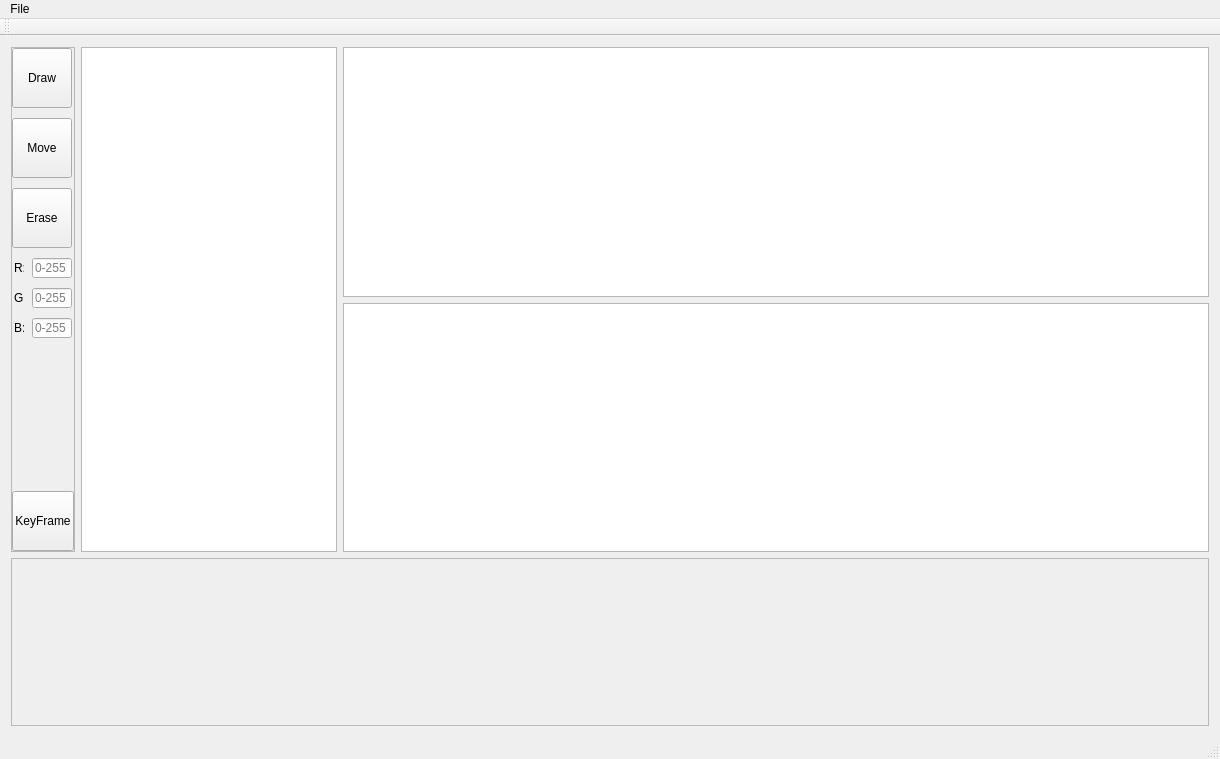
Above: mainwindow.ui from unrelentingfox/TowerAnimator-cs383 before the change. Below: the same form after it.
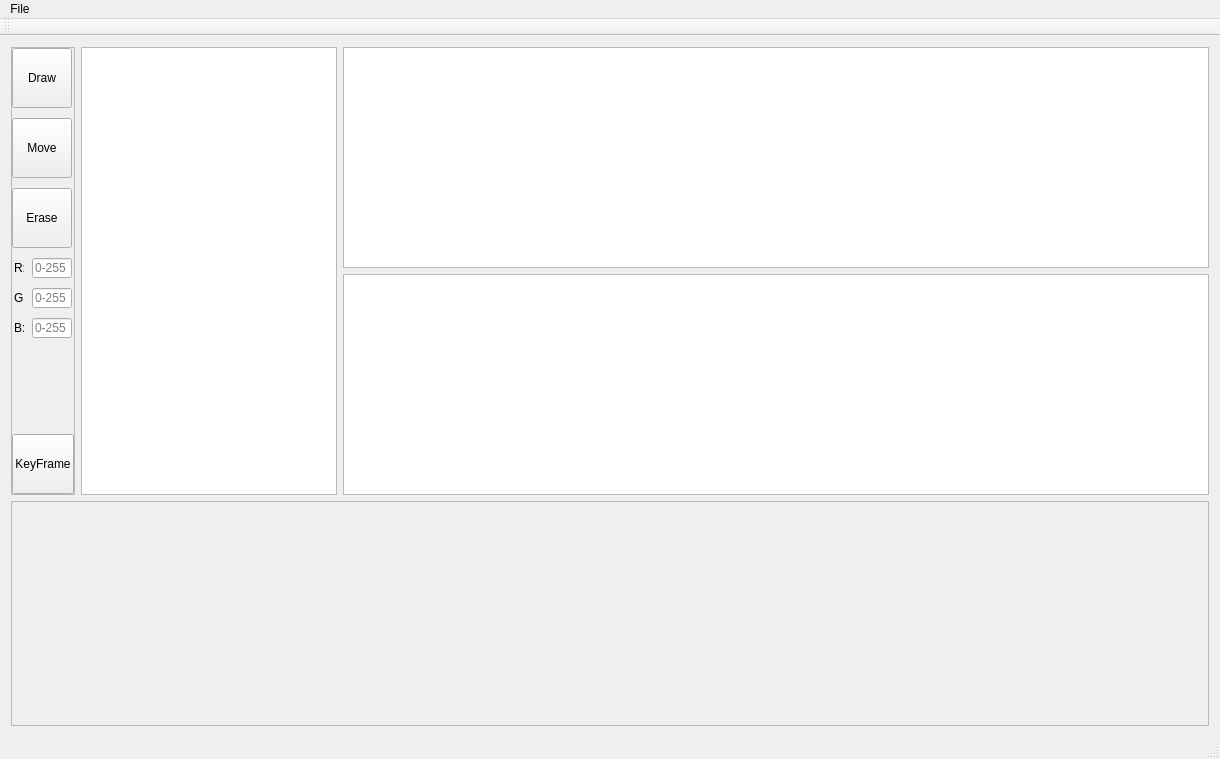
That is the form after the change. Custom widgets are drawn as their Qt base class.

Diff of the .ui file:
```diff
--- a/mainwindow.ui
+++ b/mainwindow.ui
@@ -299,6 +299,12 @@
      <layout class="QVBoxLayout" name="timeLineLayout">
       <item>
        <widget class="QScrollArea" name="timelineArea">
+        <property name="minimumSize">
+         <size>
+          <width>0</width>
+          <height>225</height>
+         </size>
+        </property>
         <property name="widgetResizable">
          <bool>true</bool>
         </property>
@@ -308,7 +314,7 @@
            <x>0</x>
            <y>0</y>
            <width>1198</width>
-           <height>165</height>
+           <height>223</height>
           </rect>
          </property>
         </widget>
```
Left out of the diff: 2 changed lines with no effect on the pictures.
